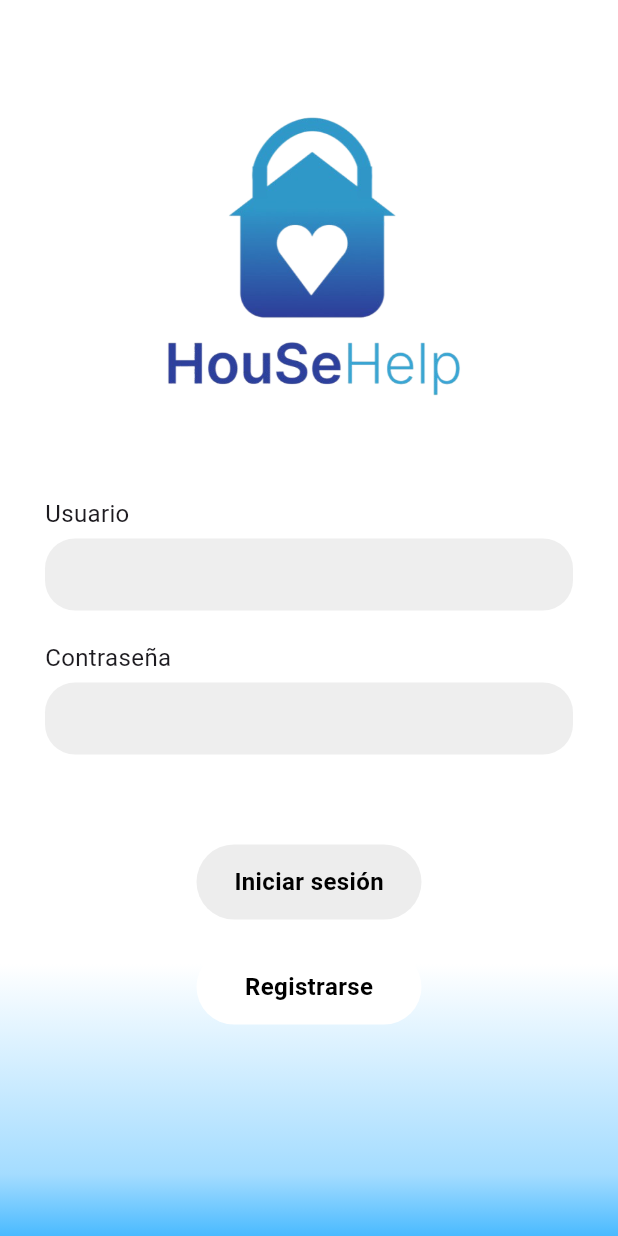
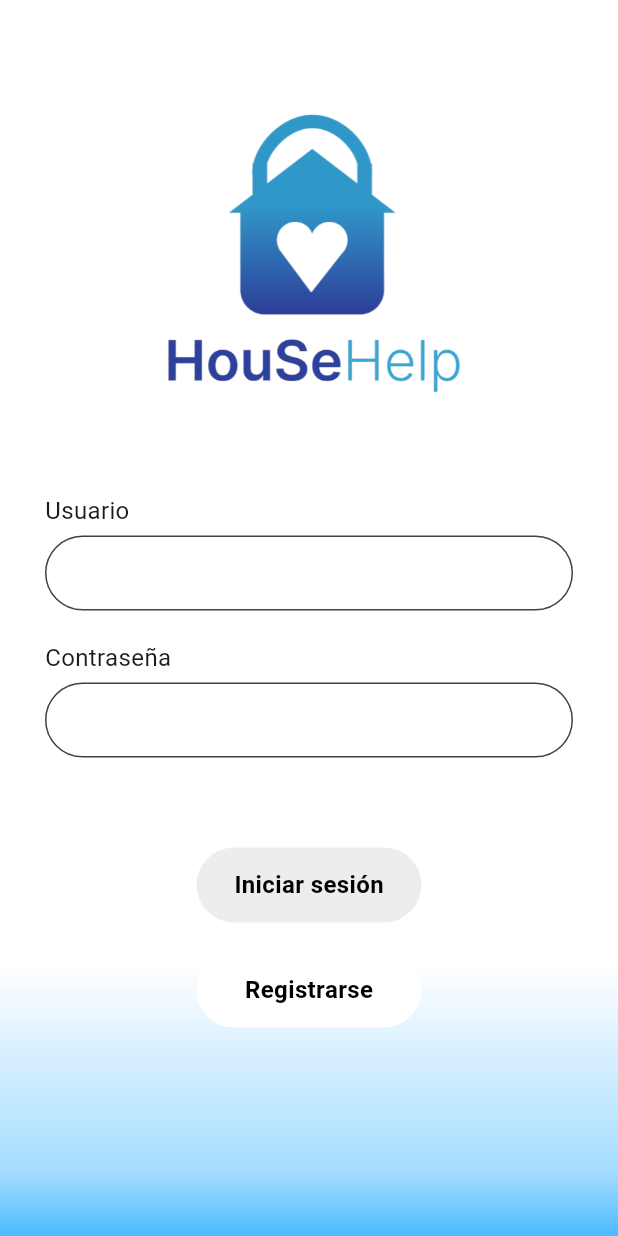
Before and after one commit to CalePC/HogArya, a Flutter app: the screen it shows after launch, on a phone screen of 412 x 824 dp. Run offline on Flutter 3.47's test engine with Material 3 defaults, Android fonts, the light colour scheme and no system bars; our stand-ins replace cloud_firestore, firebase_auth, firebase_core, table_calendar; accounts and stored records are empty.

Commit message:
Cambios estéticos en Login

```diff
--- a/lib/screens/login_screen.dart
+++ b/lib/screens/login_screen.dart
@@ -3,8 +3,10 @@ import 'package:firebase_auth/firebase_auth.dart';
 import 'package:cloud_firestore/cloud_firestore.dart';
 import 'register_account_screen.dart';
 import 'register_profile_screen.dart';
+import 'package:flutter/services.dart';
 import 'contractor_screen.dart';
 import 'helper_screen.dart';
+
 
 class LoginScreen extends StatefulWidget {
   const LoginScreen({super.key});
@@ -19,10 +21,14 @@ class _LoginScreenState extends State<LoginScreen> {
 
   bool isFormFilled = false;
   String error = '';
+  Color _buttonColor = const Color(0xFF4ABAFF); // Color inicial
 
   @override
   void initState() {
     super.initState();
+    SystemChrome.setEnabledSystemUIMode(SystemUiMode.manual, overlays: SystemUiOverlay.values);
+    SystemChrome.setSystemUIOverlayStyle(SystemUiOverlayStyle.dark.copyWith(
+       statusBarColor: Colors.black,));
     emailController.addListener(checkForm);
     passwordController.addListener(checkForm);
   }
@@ -42,7 +48,10 @@ class _LoginScreenState extends State<LoginScreen> {
       );
 
       final uid = credential.user!.uid;
-      final doc = await FirebaseFirestore.instance.collection('usuarios').doc(uid).get();
+      final doc = await FirebaseFirestore.instance
+          .collection('usuarios')
+          .doc(uid)
+          .get();
       final role = doc['rol'];
 
       if (context.mounted) {
@@ -92,6 +101,7 @@ class _LoginScreenState extends State<LoginScreen> {
   void dispose() {
     emailController.dispose();
     passwordController.dispose();
+    SystemChrome.setEnabledSystemUIMode(SystemUiMode.manual, overlays: SystemUiOverlay.values);
     super.dispose();
   }
 
@@ -151,13 +161,31 @@ class _LoginScreenState extends State<LoginScreen> {
                     _buildTextField(passwordController, true),
                     const SizedBox(height: 60),
                     GestureDetector(
+                      onTapDown: (_) {
+                        // Cambiar color cuando el botón está siendo presionado
+                        setState(() {
+                          _buttonColor = const Color(0xFF82C5FF); // Color azul claro
+                        });
+                      },
+                      onTapUp: (_) {
+                        // Cambiar color cuando el botón se suelta
+                        setState(() {
+                          _buttonColor = const Color(0xFF4ABAFF); // Volver al color original
+                        });
+                      },
+                      onTapCancel: () {
+                        // Asegurarse de que vuelva al color original si el tap es cancelado
+                        setState(() {
+                          _buttonColor = const Color(0xFF4ABAFF);
+                        });
+                      },
                       onTap: isFormFilled ? loginUser : null,
                       child: Container(
                         width: 150,
                         height: 50,
                         decoration: BoxDecoration(
                           color: isFormFilled
-                              ? const Color(0xFF4ABAFF)
+                              ? _buttonColor
                               : const Color(0xFFEDEDED),
                           borderRadius: BorderRadius.circular(30),
                         ),
@@ -207,8 +235,9 @@ class _LoginScreenState extends State<LoginScreen> {
   Widget _buildTextField(TextEditingController controller, bool isPassword) {
     return Container(
       decoration: BoxDecoration(
-        color: Colors.grey[200],
-        borderRadius: BorderRadius.circular(20),
+        color: Colors.white,
+        borderRadius: BorderRadius.circular(30),
+        border: Border.all(color: Colors.grey[800]!),
       ),
       padding: const EdgeInsets.symmetric(horizontal: 20),
       child: TextField(
--- a/pubspec.yaml
+++ b/pubspec.yaml
@@ -34,9 +34,9 @@ dependencies:
   # The following adds the Cupertino Icons font to your application.
   # Use with the CupertinoIcons class for iOS style icons.
   cupertino_icons: ^1.0.8
-  firebase_core: ^2.32.0
-  firebase_auth: ^4.17.0
-  cloud_firestore: ^4.15.0
+  firebase_core: ^3.13.0
+  firebase_auth: ^5.5.2
+  cloud_firestore: ^5.0.0
   table_calendar: ^3.0.9
 
 dev_dependencies:
```
Also changed, not shown: lib/screens/register_profile_screen.dart (+2 -6 lines), pubspec.lock, 1 other file.
